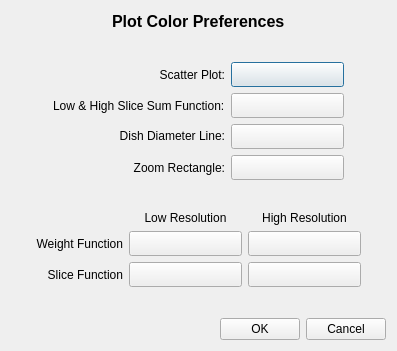
Qt form code/guitools/Feather/PreferencesColor.ui (radio-astro/casa) before a commit.
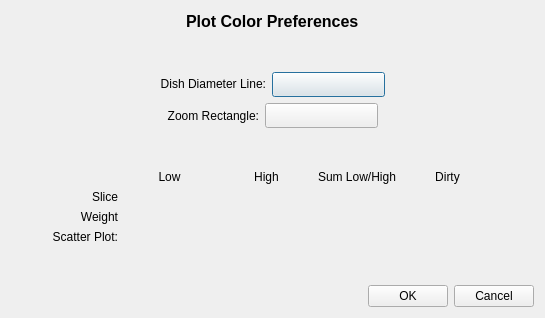
The same form after that commit.

Commit message: New Development: No             JIRA Issue: No         Ready for Test: Yes      Interface Changes: Yes What Interface Changed: Added methods to support new functionality          Test Programs: List test programs   Put in Release Notes: No              Module(s): Module Names change impacts.            Description: Added Sum function to Feather Slice Cuts (Ott)

Patch:
```diff
--- a/code/guitools/Feather/PreferencesColor.ui
+++ b/code/guitools/Feather/PreferencesColor.ui
@@ -6,8 +6,8 @@
    <rect>
     <x>0</x>
     <y>0</y>
-    <width>397</width>
-    <height>351</height>
+    <width>545</width>
+    <height>318</height>
    </rect>
   </property>
   <property name="windowTitle">
@@ -72,7 +72,7 @@
     </spacer>
    </item>
    <item>
-    <layout class="QHBoxLayout" name="horizontalLayout_3">
+    <layout class="QHBoxLayout" name="horizontalLayout_4">
      <item>
       <spacer name="horizontalSpacer_4">
        <property name="orientation">
@@ -80,88 +80,13 @@
        </property>
        <property name="sizeHint" stdset="0">
         <size>
-         <width>13</width>
+         <width>40</width>
          <height>20</height>
         </size>
        </property>
       </spacer>
      </item>
      <item>
-      <layout class="QGridLayout" name="gridLayout_2">
-       <item row="0" column="0">
-        <widget class="QLabel" name="label_2">
-         <property name="text">
-          <string>Scatter Plot:</string>
-         </property>
-         <property name="alignment">
-          <set>Qt::AlignRight|Qt::AlignTrailing|Qt::AlignVCenter</set>
-         </property>
-        </widget>
-       </item>
-       <item row="0" column="1">
-        <widget class="QPushButton" name="scatterColorButton">
-         <property name="sizePolicy">
-          <sizepolicy hsizetype="Fixed" vsizetype="Fixed">
-           <horstretch>0</horstretch>
-           <verstretch>0</verstretch>
-          </sizepolicy>
-         </property>
-         <property name="minimumSize">
-          <size>
-           <width>113</width>
-           <height>25</height>
-          </size>
-         </property>
-         <property name="baseSize">
-          <size>
-           <width>113</width>
-           <height>25</height>
-          </size>
-         </property>
-         <property name="toolTip">
-          <string>Click to select a color for the points in the scatter plot.</string>
-         </property>
-         <property name="text">
-          <string/>
-         </property>
-        </widget>
-       </item>
-       <item row="1" column="0">
-        <widget class="QLabel" name="label_9">
-         <property name="text">
-          <string>Low &amp; High Slice Sum Function:</string>
-         </property>
-        </widget>
-       </item>
-       <item row="1" column="1">
-        <widget class="QPushButton" name="sumButton">
-         <property name="sizePolicy">
-          <sizepolicy hsizetype="Fixed" vsizetype="Fixed">
-           <horstretch>0</horstretch>
-           <verstretch>0</verstretch>
-          </sizepolicy>
-         </property>
-         <property name="minimumSize">
-          <size>
-           <width>113</width>
-           <height>25</height>
-          </size>
-         </property>
-         <property name="baseSize">
-          <size>
-           <width>113</width>
-           <height>25</height>
-          </size>
-         </property>
-         <property name="toolTip">
-          <string>Click to select a color for the points in the scatter plot.</string>
-         </property>
-         <property name="text">
-          <string/>
-         </property>
-        </widget>
-       </item>
-       <item row="2" column="0">
         <widget class="QLabel" name="label_4">
          <property name="text">
           <string>&lt;font color='black'&gt;Dish Diameter Line:&lt;/font&gt;</string>
@@ -171,7 +96,7 @@
          </property>
         </widget>
        </item>
-       <item row="2" column="1">
+     <item>
         <widget class="QPushButton" name="dishDiameterColorButton">
          <property name="sizePolicy">
           <sizepolicy hsizetype="Fixed" vsizetype="Fixed">
@@ -199,7 +124,37 @@
          </property>
         </widget>
        </item>
-       <item row="3" column="0">
+     <item>
+      <spacer name="horizontalSpacer_5">
+       <property name="orientation">
+        <enum>Qt::Horizontal</enum>
+       </property>
+       <property name="sizeHint" stdset="0">
+        <size>
+         <width>40</width>
+         <height>20</height>
+        </size>
+       </property>
+      </spacer>
+     </item>
+    </layout>
+   </item>
+   <item>
+    <layout class="QHBoxLayout" name="horizontalLayout_5">
+     <item>
+      <spacer name="horizontalSpacer_8">
+       <property name="orientation">
+        <enum>Qt::Horizontal</enum>
+       </property>
+       <property name="sizeHint" stdset="0">
+        <size>
+         <width>40</width>
+         <height>20</height>
+        </size>
+       </property>
+      </spacer>
+     </item>
+     <item>
         <widget class="QLabel" name="label_8">
          <property name="text">
           <string>Zoom Rectangle:</string>
@@ -209,7 +164,7 @@
          </property>
         </widget>
        </item>
-       <item row="3" column="1">
+     <item>
         <widget class="QPushButton" name="zoomRectangleColorButton">
          <property name="sizePolicy">
           <sizepolicy hsizetype="Fixed" vsizetype="Fixed">
@@ -237,8 +192,6 @@
          </property>
         </widget>
        </item>
-      </layout>
-     </item>
      <item>
       <spacer name="horizontalSpacer_9">
        <property name="orientation">
@@ -246,7 +199,7 @@
        </property>
        <property name="sizeHint" stdset="0">
         <size>
-         <width>17</width>
+         <width>40</width>
          <height>20</height>
         </size>
        </property>
@@ -268,7 +221,7 @@
     </spacer>
    </item>
    <item>
-    <layout class="QHBoxLayout" name="horizontalLayout_4">
+    <layout class="QHBoxLayout" name="horizontalLayout_3">
      <item>
       <spacer name="horizontalSpacer_6">
        <property name="orientation">
@@ -284,20 +237,10 @@
      </item>
      <item>
       <layout class="QGridLayout" name="gridLayout">
-       <property name="sizeConstraint">
-        <enum>QLayout::SetDefaultConstraint</enum>
-       </property>
        <item row="0" column="1">
-        <widget class="QLabel" name="label_6">
-         <property name="font">
-          <font>
-           <pointsize>9</pointsize>
-           <weight>50</weight>
-           <bold>false</bold>
-          </font>
-         </property>
+        <widget class="QLabel" name="label_13">
          <property name="text">
-          <string>Low Resolution</string>
+          <string>Low</string>
          </property>
          <property name="alignment">
           <set>Qt::AlignCenter</set>
@@ -305,33 +248,26 @@
         </widget>
        </item>
        <item row="0" column="2">
-        <widget class="QLabel" name="label_7">
-         <property name="font">
-          <font>
-           <pointsize>9</pointsize>
-           <weight>50</weight>
-           <bold>false</bold>
-          </font>
-         </property>
+        <widget class="QLabel" name="label_14">
          <property name="text">
-          <string>High Resolution</string>
+          <string>High</string>
          </property>
          <property name="alignment">
           <set>Qt::AlignCenter</set>
          </property>
         </widget>
        </item>
+       <item row="0" column="3">
+        <widget class="QLabel" name="label_15">
+         <property name="text">
+          <string>Sum Low/High</string>
+         </property>
+        </widget>
+       </item>
        <item row="1" column="0">
-        <widget class="QLabel" name="label_3">
-         <property name="font">
-          <font>
-           <pointsize>9</pointsize>
-           <weight>50</weight>
-           <bold>false</bold>
-          </font>
-         </property>
+        <widget class="QLabel" name="label_11">
          <property name="text">
-          <string>Weight Function</string>
+          <string>Slice</string>
          </property>
          <property name="alignment">
           <set>Qt::AlignRight|Qt::AlignTrailing|Qt::AlignVCenter</set>
@@ -339,113 +275,91 @@
         </widget>
        </item>
        <item row="1" column="1">
-        <widget class="QPushButton" name="singleDishWeightColorButton">
-         <property name="sizePolicy">
-          <sizepolicy hsizetype="Fixed" vsizetype="Fixed">
-           <horstretch>0</horstretch>
-           <verstretch>0</verstretch>
-          </sizepolicy>
-         </property>
+        <widget class="QWidget" name="sliceLowPreferences" native="true">
          <property name="minimumSize">
           <size>
-           <width>113</width>
-           <height>25</height>
+           <width>91</width>
+           <height>0</height>
           </size>
-         </property>
-         <property name="toolTip">
-          <string>Click to select a color for graphing the low resolution weight function.</string>
-         </property>
-         <property name="text">
-          <string/>
-         </property>
-        </widget>
-       </item>
-       <item row="3" column="0">
-        <widget class="QLabel" name="label_5">
-         <property name="font">
-          <font>
-           <pointsize>9</pointsize>
-           <weight>50</weight>
-           <bold>false</bold>
-          </font>
-         </property>
-         <property name="text">
-          <string>Slice Function</string>
-         </property>
-         <property name="alignment">
-          <set>Qt::AlignRight|Qt::AlignTrailing|Qt::AlignVCenter</set>
-         </property>
-        </widget>
-       </item>
-       <item row="3" column="1">
-        <widget class="QPushButton" name="singleDishSliceColorButton">
-         <property name="sizePolicy">
-          <sizepolicy hsizetype="Fixed" vsizetype="Fixed">
-           <horstretch>0</horstretch>
-           <verstretch>0</verstretch>
-          </sizepolicy>
-         </property>
-         <property name="minimumSize">
-          <size>
-           <width>113</width>
-           <height>25</height>
-          </size>
-         </property>
-         <property name="toolTip">
-          <string>Click to select a color for graphing the low resolution slice cut.</string>
-         </property>
-         <property name="text">
-          <string/>
-         </property>
-        </widget>
-       </item>
-       <item row="3" column="2">
-        <widget class="QPushButton" name="interferometerSliceColorButton">
-         <property name="sizePolicy">
-          <sizepolicy hsizetype="Fixed" vsizetype="Fixed">
-           <horstretch>0</horstretch>
-           <verstretch>0</verstretch>
-          </sizepolicy>
-         </property>
-         <property name="minimumSize">
-          <size>
-           <width>113</width>
-           <height>25</height>
-          </size>
-         </property>
-         <property name="toolTip">
-          <string>Click to select a color for graphing the high resolution slice cut.</string>
-         </property>
-         <property name="text">
-          <string/>
          </property>
         </widget>
        </item>
        <item row="1" column="2">
-        <widget class="QPushButton" name="interferometerWeightColorButton">
-         <property name="sizePolicy">
-          <sizepolicy hsizetype="Fixed" vsizetype="Fixed">
-           <horstretch>0</horstretch>
-           <verstretch>0</verstretch>
-          </sizepolicy>
+        <widget class="QWidget" name="sliceHighPreferences" native="true">
+         <property name="minimumSize">
+          <size>
+           <width>91</width>
+           <height>0</height>
+          </size>
          </property>
+        </widget>
+       </item>
+       <item row="1" column="3">
+        <widget class="QWidget" name="sliceSumPreferences" native="true"/>
+       </item>
+       <item row="1" column="4">
+        <widget class="QWidget" name="sliceDirtyPreferences" native="true">
          <property name="minimumSize">
           <size>
-           <width>113</width>
-           <height>25</height>
+           <width>91</width>
+           <height>0</height>
           </size>
          </property>
-         <property name="maximumSize">
+        </widget>
+       </item>
+       <item row="2" column="0">
+        <widget class="QLabel" name="label_12">
+         <property name="text">
+          <string>Weight</string>
+         </property>
+         <property name="alignment">
+          <set>Qt::AlignRight|Qt::AlignTrailing|Qt::AlignVCenter</set>
+         </property>
+        </widget>
+       </item>
+       <item row="2" column="1">
+        <widget class="QWidget" name="weightLowPreferences" native="true"/>
+       </item>
+       <item row="2" column="2">
+        <widget class="QWidget" name="weightHighPreferences" native="true"/>
+       </item>
+       <item row="3" column="4">
+        <widget class="QWidget" name="scatterDirtyPreferences" native="true">
+         <property name="minimumSize">
           <size>
-           <width>113</width>
-           <height>25</height>
+           <width>91</width>
+           <height>0</height>
           </size>
          </property>
-         <property name="toolTip">
-          <string>Click to select a color for graphing the high resolution weight function.</string>
+        </widget>
+       </item>
+       <item row="3" column="0">
+        <widget class="QLabel" name="label_2">
+         <property name="text">
+          <string>Scatter Plot:</string>
          </property>
+         <property name="alignment">
+          <set>Qt::AlignRight|Qt::AlignTrailing|Qt::AlignVCenter</set>
+         </property>
+        </widget>
+       </item>
+       <item row="3" column="2">
+        <widget class="QWidget" name="scatterHighPreferences" native="true">
+         <property name="minimumSize">
+          <size>
+           <width>91</width>
+           <height>0</height>
+          </size>
+         </property>
+        </widget>
+       </item>
+       <item row="0" column="4">
+        <widget class="QLabel" name="label_16">
          <property name="text">
-          <string/>
+          <string>Dirty</string>
+         </property>
+         <property name="alignment">
+          <set>Qt::AlignCenter</set>
          </property>
         </widget>
        </item>
```
Lines whose indentation alone changed are shown as unchanged. The commit also changes 15 other files.
